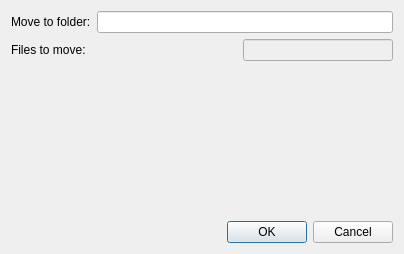
sjg20/paperman, file move.ui: the form before one commit.
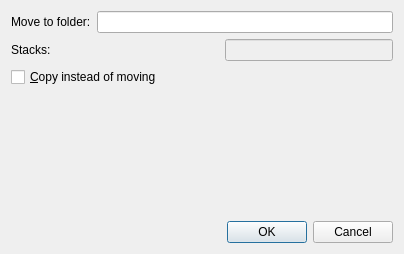
The form after the commit. Custom widgets are drawn as their Qt base class.

Commit message: Move or copy the stacks chosen to a folder with Ctrl-M

Diff of the .ui file:
```diff
--- a/move.ui
+++ b/move.ui
@@ -33,7 +33,7 @@
      <item>
       <widget class="QLabel" name="label_2">
        <property name="text">
-        <string>Files to move:</string>
+        <string>Stacks:</string>
        </property>
       </widget>
      </item>
@@ -59,6 +59,16 @@
      </item>
     </layout>
    </item>
+   <item>
+    <widget class="QCheckBox" name="copy">
+     <property name="toolTip">
+      <string>Put a copy of each stack in the folder, leaving the stacks where they are</string>
+     </property>
+     <property name="text">
+      <string>&amp;Copy instead of moving</string>
+     </property>
+    </widget>
+   </item>
    <item>
     <spacer name="verticalSpacer">
      <property name="orientation">
```
Left out of the diff: 2 changed lines with no effect on the pictures. The commit also changes 4 other files.
